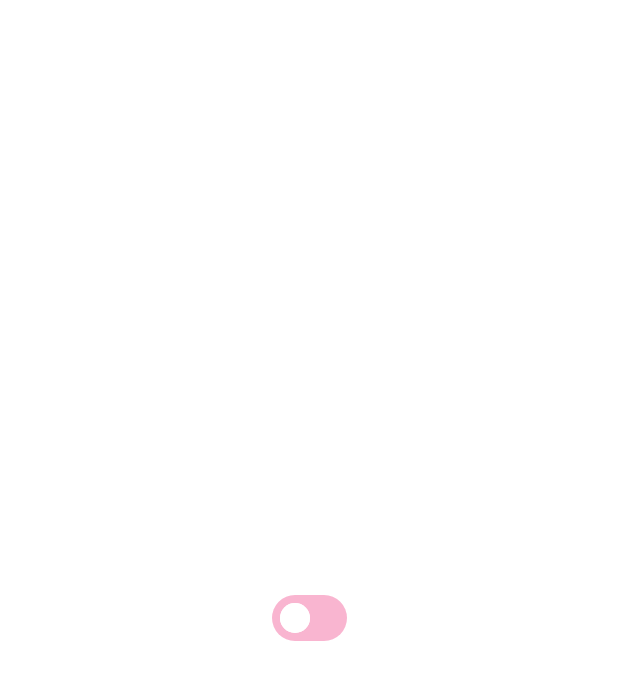
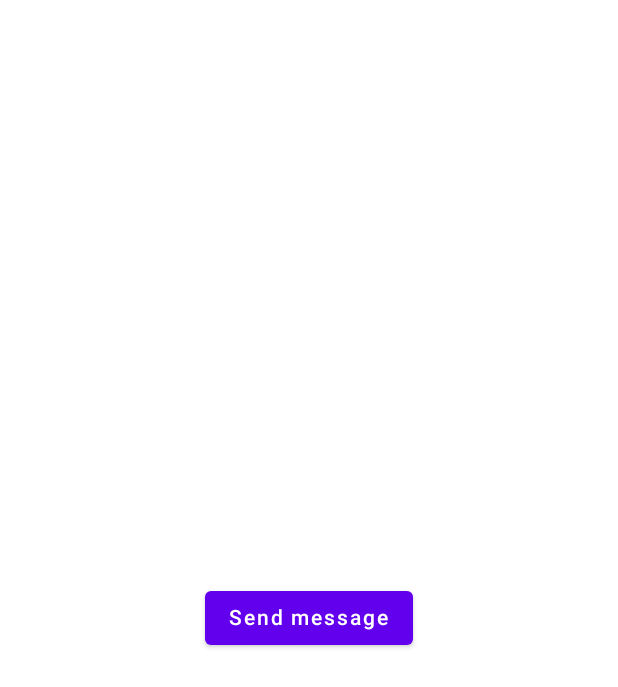
Before and after one commit to nameisjayant/Jetpack-Compose-3.0_above_yt, an Android app built with Jetpack Compose: the screen it shows after launch (MainActivity), on a phone screen of 412 x 824 dp. Shown: the top 687 px of the screen. Run offline under Robolectric (Android 15) with nearby library versions, the phone set to English and light mode, and no system bars.

```diff
--- a/app/build.gradle
+++ b/app/build.gradle
@@ -60,4 +60,6 @@ dependencies {
     androidTestImplementation "androidx.compose.ui:ui-test-junit4:$compose_ui_version"
     debugImplementation "androidx.compose.ui:ui-tooling:$compose_ui_version"
     debugImplementation "androidx.compose.ui:ui-test-manifest:$compose_ui_version"
+
+    implementation("androidx.navigation:navigation-compose:$navigation_compose")
 }
--- a/app/src/main/java/com/example/compose_3_0_above/MainActivity.kt
+++ b/app/src/main/java/com/example/compose_3_0_above/MainActivity.kt
@@ -3,6 +3,7 @@ package com.example.compose_3_0_above
 import android.os.Bundle
 import androidx.activity.ComponentActivity
 import androidx.activity.compose.setContent
+import androidx.activity.viewModels
 import androidx.compose.foundation.layout.Box
 import androidx.compose.foundation.layout.fillMaxSize
 import androidx.compose.material.MaterialTheme
@@ -14,6 +15,8 @@ import androidx.compose.ui.Modifier
 import androidx.compose.ui.tooling.preview.Preview
 import com.example.compose_3_0_above.screen.CustomToggleButton
 import com.example.compose_3_0_above.screen.SearchView
+import com.example.compose_3_0_above.screen.navigation.MainNavigation
+import com.example.compose_3_0_above.screen.viewmodel.SharedViewModel
 import com.example.compose_3_0_above.ui.theme.Compose_30_aboveTheme
 
 class MainActivity : ComponentActivity() {
@@ -22,13 +25,13 @@ class MainActivity : ComponentActivity() {
         setContent {
             Compose_30_aboveTheme {
                 var selected by remember { mutableStateOf(false) }
-                Surface(
-                ) {
-                   Box(modifier = Modifier.fillMaxSize(), contentAlignment = Alignment.Center){
-                       CustomToggleButton(selected = selected, onChangeValue = {
-                           selected = it
-                       })
-                   }
+                Surface {
+//                   Box(modifier = Modifier.fillMaxSize(), contentAlignment = Alignment.Center){
+//                       CustomToggleButton(selected = selected, onChangeValue = {
+//                           selected = it
+//                       })
+//                   }
+                    MainNavigation()
                 }
             }
         }
--- /dev/null
+++ b/app/src/main/java/com/example/compose_3_0_above/screen/navigation/FirstScreen.kt
@@ -0,0 +1,29 @@
+package com.example.compose_3_0_above.screen.navigation
+
+import androidx.compose.foundation.layout.Box
+import androidx.compose.foundation.layout.fillMaxSize
+import androidx.compose.material.Button
+import androidx.compose.material.Text
+import androidx.compose.runtime.Composable
+import androidx.compose.ui.Alignment
+import androidx.compose.ui.Modifier
+import androidx.navigation.NavHostController
+import com.example.compose_3_0_above.screen.viewmodel.SharedViewModel
+
+
+@Composable
+fun FirstScreen(
+    navHostController: NavHostController,
+    viewModel: SharedViewModel
+) {
+
+    Box(modifier = Modifier.fillMaxSize(), contentAlignment = Alignment.Center){
+        Button(onClick = {
+            viewModel.setData("Hello , how are you")
+            navHostController.navigate(Screen.SECOND)
+        }) {
+            Text(text = "Send message")
+        }
+    }
+
+}
--- /dev/null
+++ b/app/src/main/java/com/example/compose_3_0_above/screen/navigation/MainNavigation.kt
@@ -0,0 +1,29 @@
+package com.example.compose_3_0_above.screen.navigation
+
+import androidx.compose.runtime.Composable
+import androidx.lifecycle.viewmodel.compose.viewModel
+import androidx.navigation.compose.NavHost
+import androidx.navigation.compose.composable
+import androidx.navigation.compose.rememberNavController
+import com.example.compose_3_0_above.screen.viewmodel.SharedViewModel
+
+
+@Composable
+fun MainNavigation() {
+    val viewModel: SharedViewModel = viewModel()
+    val navHostController = rememberNavController()
+    NavHost(navController = navHostController, startDestination = Screen.FIRST) {
+        composable(Screen.FIRST) {
+            FirstScreen(navHostController = navHostController, viewModel = viewModel)
+        }
+        composable(Screen.SECOND) {
+            SecondScreen(viewModel = viewModel)
+        }
+    }
+
+}
+
+object Screen {
+    const val FIRST = "First"
+    const val SECOND = "Second"
+}
--- /dev/null
+++ b/app/src/main/java/com/example/compose_3_0_above/screen/viewmodel/SharedViewModel.kt
@@ -0,0 +1,19 @@
+package com.example.compose_3_0_above.screen.viewmodel
+
+import androidx.compose.runtime.MutableState
+import androidx.compose.runtime.State
+import androidx.compose.runtime.mutableStateOf
+import androidx.lifecycle.ViewModel
+
+class SharedViewModel : ViewModel() {
+
+
+    private val _res = mutableStateOf("")
+    val res:State<String> = _res
+
+    fun setData(data:String){
+        _res.value = data
+    }
+
+
+}
--- a/build.gradle
+++ b/build.gradle
@@ -1,6 +1,7 @@
 buildscript {
     ext {
         compose_ui_version = '1.3.3'
+        navigation_compose =  '2.5.3'
     }
 }// Top-level build file where you can add configuration options common to all sub-projects/modules.
 plugins {
```
Also changed, not shown: app/src/main/java/com/example/compose_3_0_above/screen/navigation/SecondScreen.kt (added, +21 -0 lines).
